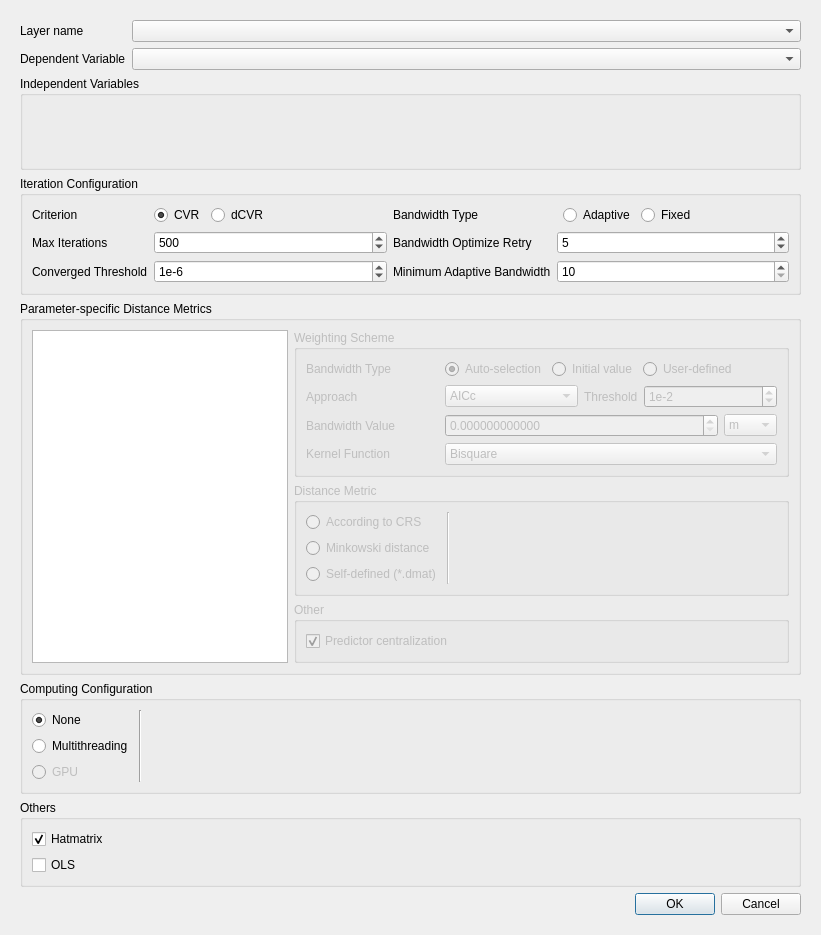
Old version of the form src/gwmmultiscalegwroptionsdialog.ui in the repository GWmodel-Lab/GWmodelS.
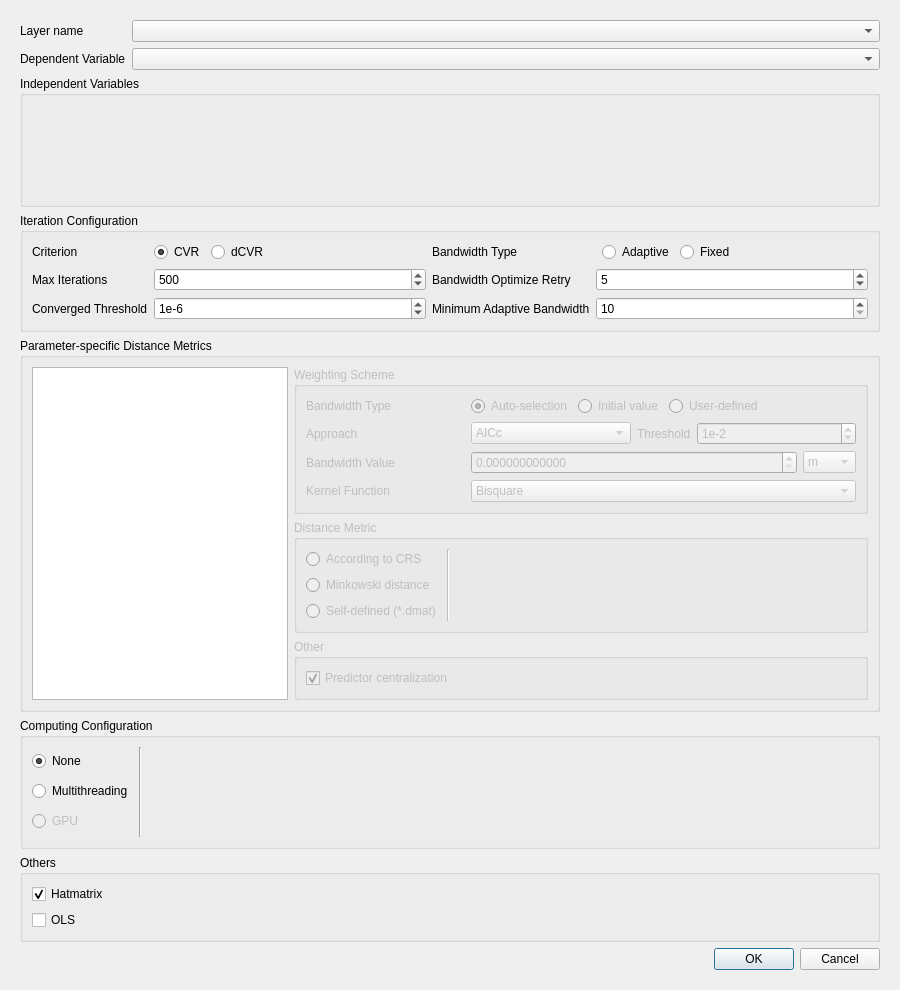
New version of the form. Custom widgets are drawn as their Qt base class.

Patch:
```diff
--- a/src/gwmmultiscalegwroptionsdialog.ui
+++ b/src/gwmmultiscalegwroptionsdialog.ui
@@ -6,8 +6,8 @@
    <rect>
     <x>0</x>
     <y>0</y>
-    <width>821</width>
-    <height>935</height>
+    <width>900</width>
+    <height>990</height>
    </rect>
   </property>
   <property name="windowTitle">
@@ -27,8 +27,8 @@
        <rect>
         <x>0</x>
         <y>0</y>
-        <width>877</width>
-        <height>892</height>
+        <width>800</width>
+        <height>900</height>
        </rect>
       </property>
       <layout class="QVBoxLayout" name="verticalLayout_6">
```
